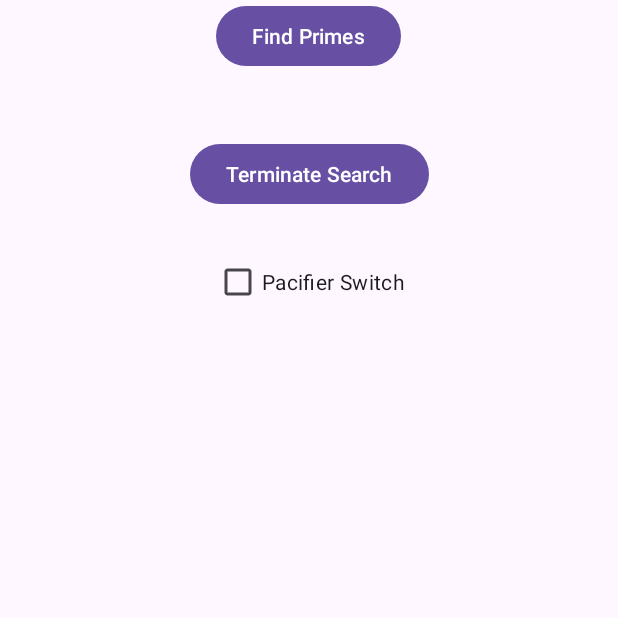
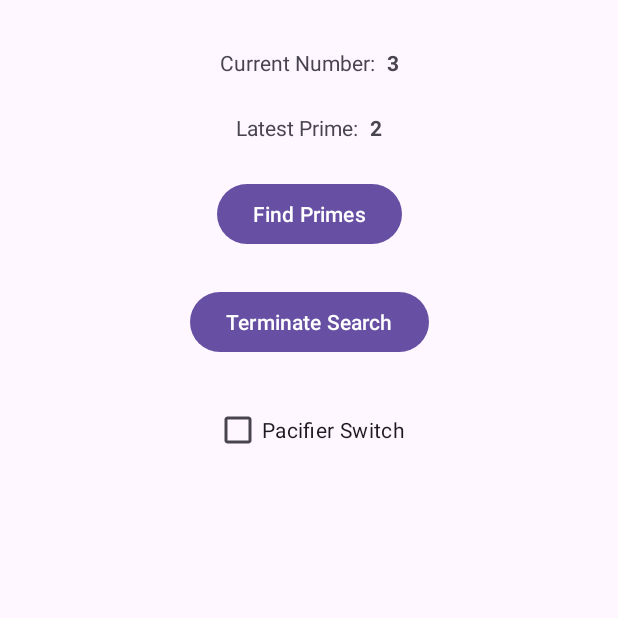
Before and after one commit to CS5520-Fall-2024-Shivakumar/cs5520-spring2025-individual-assignments-RingoTC, an Android app: the screen it shows after launch (PrimeComputationActivity before the commit, PrimeComputation after it), after a tap on "Prime Computation", on a phone screen of 412 x 824 dp, the top half of it. Run offline under Robolectric (Android 15) with nearby library versions, the phone set to English and light mode, and no system bars.

Commit message:
finish 3/4

```diff
--- a/app/src/main/AndroidManifest.xml
+++ b/app/src/main/AndroidManifest.xml
@@ -15,7 +15,7 @@
         android:theme="@style/Theme.HanLiaoCS5520Android"
         >
         <activity
-            android:name=".PrimeComputationActivity"
+            android:name=".PrimeComputation"
             android:exported="false" />
         <activity
             android:name=".MainActivity"
--- a/app/src/main/java/com/example/hanliao_cs5520_android/MainActivity.java
+++ b/app/src/main/java/com/example/hanliao_cs5520_android/MainActivity.java
@@ -60,7 +60,7 @@ public class MainActivity extends AppCompatActivity {
         primeComputationButton.setOnClickListener(new View.OnClickListener() {
             @Override
             public void onClick(View v){
-                Intent intent = new Intent(MainActivity.this, PrimeComputationActivity.class);
+                Intent intent = new Intent(MainActivity.this, PrimeComputation.class);
                 startActivity(intent);
             }
         });
--- /dev/null
+++ b/app/src/main/java/com/example/hanliao_cs5520_android/PrimeComputation.java
@@ -0,0 +1,146 @@
+package com.example.hanliao_cs5520_android;
+
+import android.os.Bundle;
+import android.os.Handler;
+import android.os.Looper;
+import android.view.View;
+import android.widget.Button;
+import android.widget.CheckBox;
+import android.widget.TextView;
+
+import androidx.appcompat.app.AppCompatActivity;
+
+public class PrimeComputation extends AppCompatActivity {
+    private TextView currentNumber;
+    private TextView lastPrimeNumber;
+    private Button terminateSearch;
+    private Button findPrimes;
+    private CheckBox pacifierSwitch;
+
+    private Thread worker;
+    private volatile boolean isSearching = false;
+    private Handler mainHandler;
+
+    private int lastCurrentNumber = 3;
+    private int lastPrimeFound = 2;
+
+
+
+    @Override
+    protected void onCreate(Bundle savedInstanceState) {
+        super.onCreate(savedInstanceState);
+        setContentView(R.layout.activity_prime_computation);
+
+        currentNumber = findViewById(R.id.current_number_value);
+        lastPrimeNumber = findViewById(R.id.last_prime_value);
+        findPrimes = findViewById(R.id.find_prime_button);
+        terminateSearch = findViewById(R.id.stop_finding);
+        pacifierSwitch = findViewById(R.id.pacifier_switch);
+
+        mainHandler = new Handler(Looper.getMainLooper());
+
+        currentNumber.setText(String.valueOf(lastCurrentNumber));
+        lastPrimeNumber.setText(String.valueOf(lastPrimeFound));
+
+        findPrimes.setOnClickListener(v -> startPrimeSearch());
+        terminateSearch.setOnClickListener(v -> stopPrimeSearch());
+    }
+
+    @Override
+    protected void onSaveInstanceState(Bundle outState) {
+        super.onSaveInstanceState(outState);
+        outState.putInt("lastCurrentNumber", lastCurrentNumber);
+        outState.putInt("lastPrimeFound", lastPrimeFound);
+        outState.putBoolean("isSearching", isSearching);
+    }
+
+    @Override
+    protected void onRestoreInstanceState(Bundle savedInstanceState) {
+        super.onRestoreInstanceState(savedInstanceState);
+        lastCurrentNumber = savedInstanceState.getInt("lastCurrentNumber", 3);
+        lastPrimeFound = savedInstanceState.getInt("lastPrimeFound", 2);
+        boolean wasSearching = savedInstanceState.getBoolean("isSearching", false);
+
+        currentNumber.setText(String.valueOf(lastCurrentNumber));
+        lastPrimeNumber.setText(String.valueOf(lastPrimeFound));
+
+        if (wasSearching) {
+            startPrimeSearch();
+        }
+    }
+
+    @Override
+    protected void onDestroy() {
+        super.onDestroy();
+        stopPrimeSearch();
+    }
+
+    private void stopPrimeSearch() {
+        if(!isSearching){
+            return;
+        }
+        isSearching = false;
+
+        if (worker != null) {
+            try {
+                worker.join(1000);
+            } catch (InterruptedException e) {
+                e.printStackTrace();
+            }
+            worker = null;
+        }
+    }
+
+    private void startPrimeSearch(){
+        if(isSearching){
+            return;
+        }
+        isSearching = true;
+
+        worker = new Thread(new Runnable() {
+            @Override
+            public void run() {
+                int cur = lastCurrentNumber;
+
+                while(isSearching){
+                    final int number2check = cur;
+                    lastCurrentNumber = number2check;
+                    mainHandler.post(new Runnable() {
+                        @Override
+                        public void run() {
+                            currentNumber.setText(String.valueOf(number2check));
+                        }
+                    });
+
+                    if (isPrime(cur)) {
+                        final int foundPrime = cur;
+                        lastPrimeFound = foundPrime;
+                        mainHandler.post(new Runnable() {
+                            @Override
+                            public void run() {
+                                lastPrimeNumber.setText(String.valueOf(foundPrime));
+                            }
+                        });
+                    }
+
+                    cur += 2;
+                }
+            }
+        });
+        worker.start();
+    }
+
+    private boolean isPrime(int number) {
+        if (number <= 1) {
+            return false;
+        }
+
+        for (int i = 2; i < number; i++) {
+            if (number % i == 0) {
+                return false;
+            }
+        }
+
+        return true;
+    }
+}
--- a/app/src/main/res/layout/activity_prime_computation.xml
+++ b/app/src/main/res/layout/activity_prime_computation.xml
@@ -7,25 +7,69 @@
     android:layout_height="match_parent"
     tools:context=".PrimeComputationActivity">
 
+    <TextView
+        android:id="@+id/current_number_label"
+        android:layout_width="wrap_content"
+        android:layout_height="wrap_content"
+        android:layout_marginTop="32dp"
+        android:text="@string/current_number"
+        app:layout_constraintEnd_toStartOf="@+id/current_number_value"
+        app:layout_constraintHorizontal_chainStyle="packed"
+        app:layout_constraintStart_toStartOf="parent"
+        app:layout_constraintTop_toTopOf="parent" />
+
+    <TextView
+        android:id="@+id/current_number_value"
+        android:layout_width="wrap_content"
+        android:layout_height="wrap_content"
+        android:layout_marginStart="8dp"
+        android:text="@string/tobecomputed"
+        android:textStyle="bold"
+        app:layout_constraintEnd_toEndOf="parent"
+        app:layout_constraintStart_toEndOf="@+id/current_number_label"
+        app:layout_constraintTop_toTopOf="@+id/current_number_label" />
+
+    <TextView
+        android:id="@+id/latest_prime_label"
+        android:layout_width="wrap_content"
+        android:layout_height="wrap_content"
+        android:layout_marginTop="24dp"
+        android:text="@string/latest_prime"
+        app:layout_constraintEnd_toStartOf="@+id/last_prime_value"
+        app:layout_constraintHorizontal_chainStyle="packed"
+        app:layout_constraintStart_toStartOf="parent"
+        app:layout_constraintTop_toBottomOf="@+id/current_number_label" />
+
+    <TextView
+        android:id="@+id/last_prime_value"
+        android:layout_width="wrap_content"
+        android:layout_height="wrap_content"
+        android:layout_marginStart="8dp"
+        android:text="@string/tobecomputed"
+        android:textStyle="bold"
+        app:layout_constraintEnd_toEndOf="parent"
+        app:layout_constraintStart_toEndOf="@+id/latest_prime_label"
+        app:layout_constraintTop_toTopOf="@+id/latest_prime_label" />
+
     <Button
         android:id="@+id/find_prime_button"
         android:layout_width="wrap_content"
         android:layout_height="wrap_content"
+        android:layout_marginTop="24dp"
         android:text="@string/find_primes"
         app:layout_constraintEnd_toEndOf="parent"
-        app:layout_constraintHorizontal_bias="0.498"
         app:layout_constraintStart_toStartOf="parent"
-        tools:layout_editor_absoluteY="82dp" />
+        app:layout_constraintTop_toBottomOf="@+id/latest_prime_label" />
 
     <Button
         android:id="@+id/stop_finding"
         android:layout_width="wrap_content"
         android:layout_height="wrap_content"
-        android:layout_marginTop="44dp"
+        android:layout_marginTop="24dp"
         android:text="@string/terminate_search"
         app:layout_constraintEnd_toEndOf="parent"
         app:layout_constraintStart_toStartOf="parent"
-        app:layout_constraintTop_toBottomOf="@id/find_prime_button" />
+        app:layout_constraintTop_toBottomOf="@+id/find_prime_button" />
 
     <CheckBox
         android:id="@+id/pacifier_switch"
@@ -36,4 +80,5 @@
         app:layout_constraintEnd_toEndOf="parent"
         app:layout_constraintStart_toStartOf="parent"
         app:layout_constraintTop_toBottomOf="@+id/stop_finding" />
+
 </androidx.constraintlayout.widget.ConstraintLayout>
--- a/app/src/main/res/values/strings.xml
+++ b/app/src/main/res/values/strings.xml
@@ -8,4 +8,7 @@
     <string name="find_primes">Find Primes</string>
     <string name="terminate_search">Terminate Search</string>
     <string name="pacifier_switch">Pacifier Switch</string>
+    <string name="tobecomputed">--</string>
+    <string name="latest_prime">Latest Prime:</string>
+    <string name="current_number">Current Number:</string>
 </resources>
```
